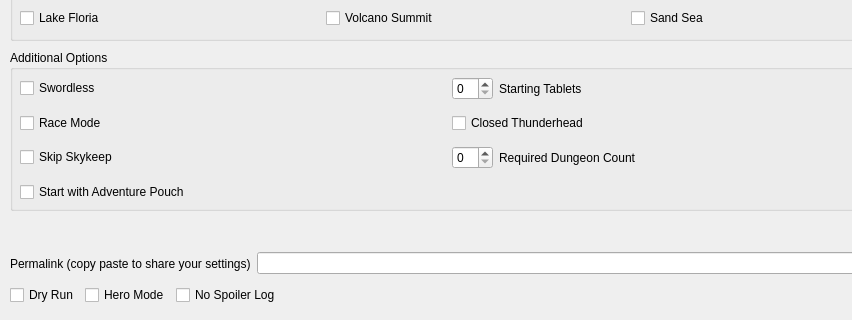
Above: gui/randogui.ui from ssrando/ssrando before the change; both pictures show x 0 to 852 and y 370 to 690 of the 952 by 690 pixel window. Below: the same form after it.
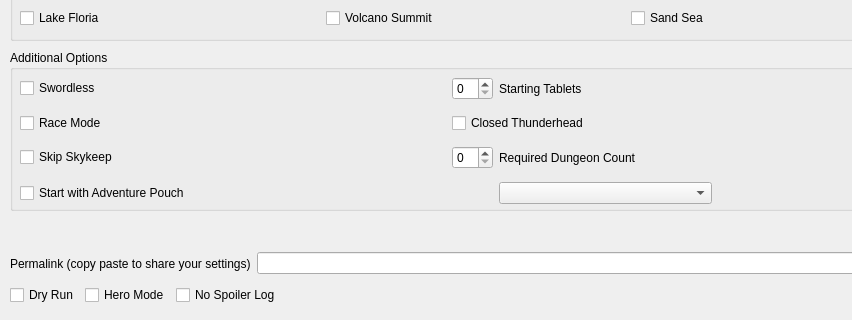
That is the form after the change.

Commit message: Put max batreaux option on ui

Diff of the .ui file:
```diff
--- a/gui/randogui.ui
+++ b/gui/randogui.ui
@@ -371,6 +371,9 @@
         </property>
        </widget>
       </item>
+      <item row="3" column="3">
+       <widget class="QComboBox" name="option_max_batreaux_reward"/>
+      </item>
      </layout>
     </widget>
    </widget>
```
The commit also changes 3 other files.
